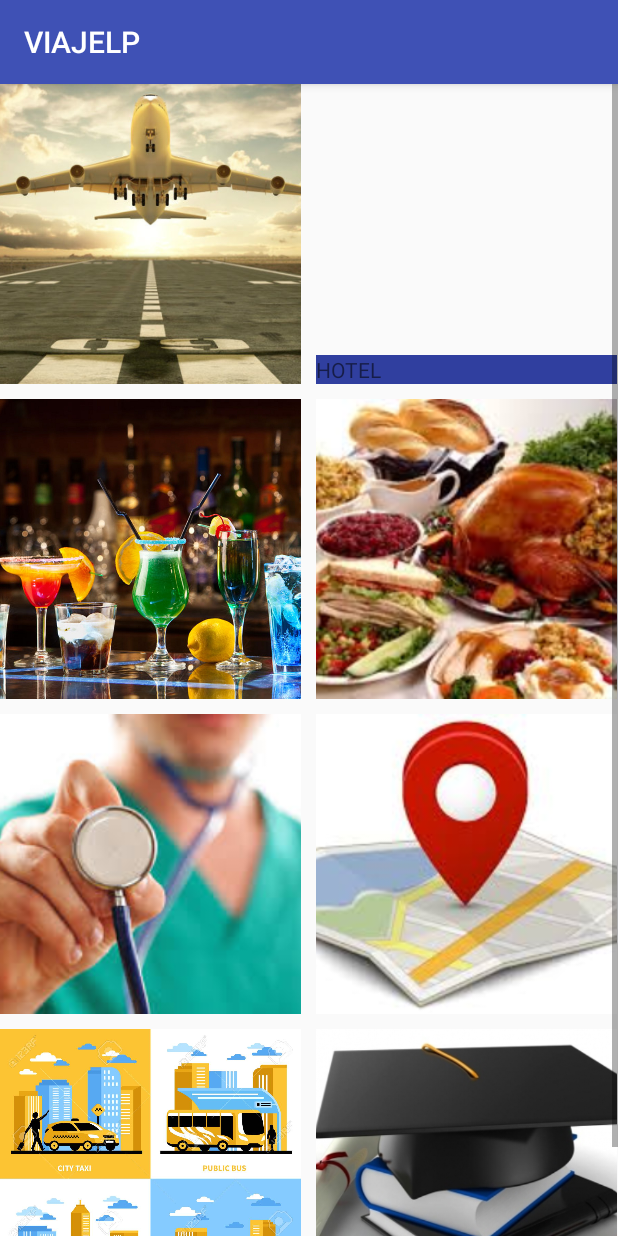
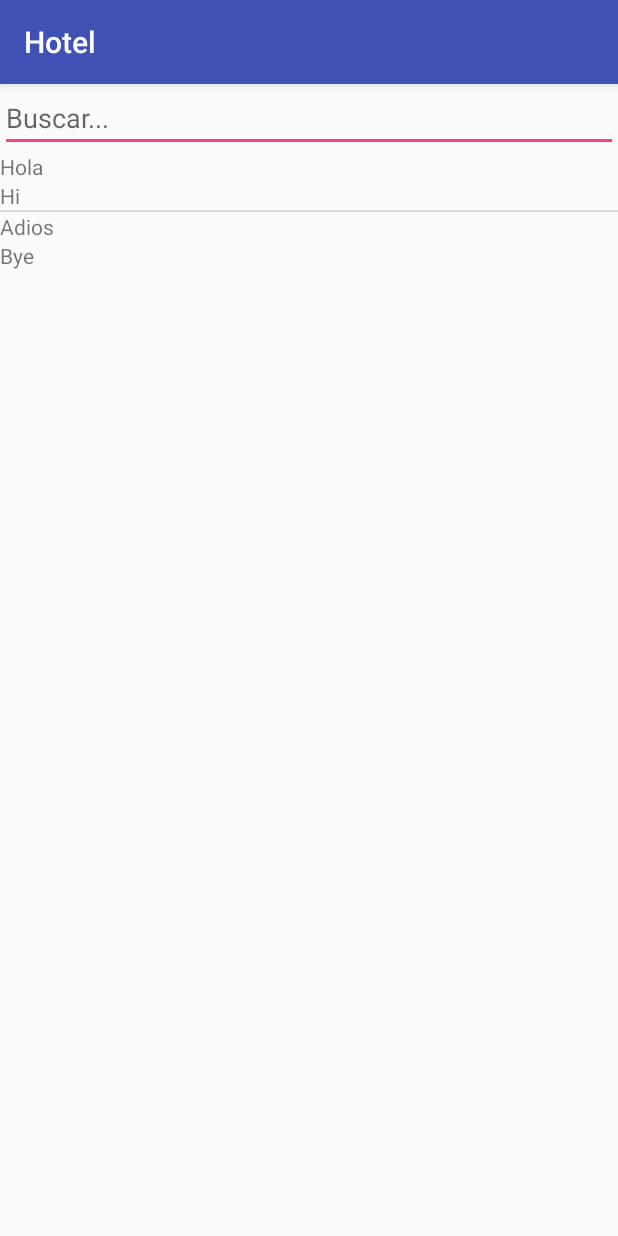
Before and after one commit to eachuga001/VIAJELP, an Android app: the SituationsActivity screen opened directly, with no data from a screen before it, after a tap on "AEROPUERTO", on a phone screen of 412 x 824 dp. Run offline under Robolectric (Android 15) with nearby library versions, the phone set to English and light mode, and no system bars.

Commit message:
Se ha creado el listView de las frases (locales), y se ha estructurado la aplicacion con un patron de diseno adecuado

```diff
--- /dev/null
+++ b/app/src/main/java/eus/ehu/tta/viajelp/SituationActivity.java
@@ -0,0 +1,25 @@
+package eus.ehu.tta.viajelp;
+
+import android.support.v7.app.AppCompatActivity;
+import android.os.Bundle;
+import android.widget.LinearLayout;
+import android.widget.ListView;
+
+import eus.ehu.tta.viajelp.presentation.AdapterSituationListView;
+
+public class SituationActivity extends AppCompatActivity {
+
+    @Override
+    protected void onCreate(Bundle savedInstanceState) {
+        super.onCreate(savedInstanceState);
+        setContentView(R.layout.activity_situation);
+
+        ListView listView = (ListView) findViewById(R.id.lvFrases);
+        listView.setAdapter(new AdapterSituationListView(this));
+
+        //Aqui se pondria el titulo de cada situacion que se puede obtener de la frase a mostrar
+        setTitle("Hotel");
+
+        //de momento no hace falta que ocurra nada cuando toca un elemento de la lista
+    }
+}
--- a/app/src/main/java/eus/ehu/tta/viajelp/SituationsActivity.java
+++ b/app/src/main/java/eus/ehu/tta/viajelp/SituationsActivity.java
@@ -7,7 +7,7 @@ import android.view.View;
 import android.widget.AdapterView;
 import android.widget.GridView;
 
-import eus.ehu.tta.viajelp.presentation.SelectorAdapterSituation;
+import eus.ehu.tta.viajelp.presentation.AdapterSituationsGridView;
 
 public class SituationsActivity extends AppCompatActivity {
 
@@ -19,12 +19,13 @@ public class SituationsActivity extends AppCompatActivity {
         setContentView(R.layout.activity_situations);
 
         gridView = (GridView) findViewById(R.id.gridViewSituations);
-        gridView.setAdapter(new SelectorAdapterSituation(this));
+        gridView.setAdapter(new AdapterSituationsGridView(this));
 
         gridView.setOnItemClickListener(new AdapterView.OnItemClickListener() {
             @Override
             public void onItemClick(AdapterView<?> parent, View view, int position, long id) {
-                //Intent intent = new Intent(SituationsActivity.this,)
+                Intent intent = new Intent(SituationsActivity.this,SituationActivity.class);
+                startActivity(intent);
             }
         });
     }
--- /dev/null
+++ b/app/src/main/java/eus/ehu/tta/viajelp/model/Business.java
@@ -0,0 +1,44 @@
+package eus.ehu.tta.viajelp.model;
+
+import java.util.ArrayList;
+import java.util.List;
+
+/**
+ * Created by edwin on 3/01/18.
+ */
+
+public class Business {
+
+
+    List<Frase> listaFrases;
+
+    public Business (){
+        crearLista();
+    }
+
+
+    public void crearLista(){
+        String[] frase1 = {"Hola","Hi"};
+        String[] frase2 = {"Adios","Bye"};
+
+        if(listaFrases == null)
+            listaFrases = new ArrayList<>();
+
+        Frase fraseA = new Frase();
+        Frase fraseB = new Frase();
+        fraseA.setFraseEsp(frase1[0]);
+        fraseA.setFraseEng(frase1[1]);
+        listaFrases.add(fraseA);
+        fraseB.setFraseEsp(frase2[0]);
+        fraseB.setFraseEng(frase2[1]);
+        listaFrases.add(fraseB);
+    }
+
+    public List<Frase> getListaFrases() {
+        return listaFrases;
+    }
+
+    public void setListaFrases(List<Frase> listaFrases) {
+        this.listaFrases = listaFrases;
+    }
+}
--- /dev/null
+++ b/app/src/main/java/eus/ehu/tta/viajelp/model/Frase.java
@@ -0,0 +1,109 @@
+package eus.ehu.tta.viajelp.model;
+
+/**
+ * Created by edwin on 3/01/18.
+ */
+
+public class Frase {
+    private int idFrases;
+
+    private String audio;
+
+    private String fraseEng;
+
+    private String fraseEsp;
+
+    private String situacion;
+
+    private String tipo;//F o ...
+
+    private int usuarioAsk;
+
+    private int usuarioAns;
+
+    private String ansUser;
+
+    private String askUser;
+
+
+
+    public int getIdFrases() {
+        return idFrases;
+    }
+
+    public String getAnsUser() {
+        return ansUser;
+    }
+
+    public void setAnsUser(String ansUser) {
+        this.ansUser = ansUser;
+    }
+
+    public String getAskUser() {
+        return askUser;
+    }
+
+    public void setAskUser(String askUser) {
+        this.askUser = askUser;
+    }
+
+    public void setIdFrases(int idFrases) {
+        this.idFrases = idFrases;
+    }
+
+    public String getAudio() {
+        return audio;
+    }
+
+    public void setAudio(String audio) {
+        this.audio = audio;
+    }
+
+    public String getFraseEng() {
+        return fraseEng;
+    }
+
+    public void setFraseEng(String fraseEng) {
+        this.fraseEng = fraseEng;
+    }
+
+    public String getFraseEsp() {
+        return fraseEsp;
+    }
+
+    public void setFraseEsp(String fraseEsp) {
+        this.fraseEsp = fraseEsp;
+    }
+
+    public String getSituacion() {
+        return situacion;
+    }
+
+    public void setSituacion(String situacion) {
+        this.situacion = situacion;
+    }
+
+    public String getTipo() {
+        return tipo;
+    }
+
+    public void setTipo(String tipo) {
+        this.tipo = tipo;
+    }
+
+    public int getUsuarioAsk() {
+        return usuarioAsk;
+    }
+
+    public void setUsuarioAsk(int usuarioAsk) {
+        this.usuarioAsk = usuarioAsk;
+    }
+
+    public int getUsuarioAns() {
+        return usuarioAns;
+    }
+
+    public void setUsuarioAns(int usuarioAns) {
+        this.usuarioAns = usuarioAns;
+    }
+}
--- /dev/null
+++ b/app/src/main/java/eus/ehu/tta/viajelp/presentation/AdapterSituationListView.java
@@ -0,0 +1,65 @@
+package eus.ehu.tta.viajelp.presentation;
+
+import android.app.Activity;
+import android.content.Context;
+import android.view.LayoutInflater;
+import android.view.View;
+import android.view.ViewGroup;
+import android.widget.BaseAdapter;
+import android.widget.TextView;
+
+import java.util.ArrayList;
+import java.util.List;
+import java.util.Vector;
+
+import eus.ehu.tta.viajelp.R;
+import eus.ehu.tta.viajelp.model.Business;
+import eus.ehu.tta.viajelp.model.Frase;
+
+/**
+ * Created by edwin on 3/01/18.
+ */
+
+public class AdapterSituationListView extends BaseAdapter{
+
+    LayoutInflater layoutInflater;
+
+    public static List<Frase> listaFrases;
+
+    public AdapterSituationListView(Activity a){
+        layoutInflater = (LayoutInflater)a.getSystemService(Context.LAYOUT_INFLATER_SERVICE);
+        listaFrases = new Business().getListaFrases();//Esto hay que cambiar
+    }
+
+    @Override
+    public int getCount() {
+        return listaFrases.size();
+    }
+
+    @Override
+    public Object getItem(int position) {
+        return null;
+    }
+
+    @Override
+    public long getItemId(int position) {
+        return 0;
+    }
+
+    @Override
+    public View getView(int position, View convertView, ViewGroup parent) {
+        View view = convertView;
+        if(convertView == null)
+            view = layoutInflater.inflate(R.layout.activity_situation_item_list,null);
+
+        TextView tvFraseEsp = view.findViewById(R.id.tvFraseEsp);
+        TextView tvFraseEng = view.findViewById(R.id.tvFraseEng);
+
+
+        tvFraseEsp.setText(listaFrases.get(position).getFraseEsp());
+        tvFraseEng.setText(listaFrases.get(position).getFraseEng());
+
+        return view;
+    }
+
+}
--- a/app/src/main/java/eus/ehu/tta/viajelp/presentation/SelectorAdapterSituation.java
+++ b/app/src/main/java/eus/ehu/tta/viajelp/presentation/AdapterSituationsGridView.java
@@ -7,6 +7,7 @@ import android.view.View;
 import android.view.ViewGroup;
 import android.widget.BaseAdapter;
 import android.widget.ImageView;
+import android.widget.LinearLayout;
 import android.widget.TextView;
 
 import java.util.Vector;
@@ -17,11 +18,11 @@ import eus.ehu.tta.viajelp.R;
  * Created by edwin on 2/01/18.
  */
 
-public class SelectorAdapterSituation extends BaseAdapter {
+public class AdapterSituationsGridView extends BaseAdapter {
     LayoutInflater layoutInflater;
     public static Vector<String> situationVector;
 
-    public SelectorAdapterSituation(Activity a ){
+    public AdapterSituationsGridView(Activity a ){
         layoutInflater = (LayoutInflater)a.getSystemService(Context.LAYOUT_INFLATER_SERVICE);
         initVectorSituation(a);
     }
@@ -57,7 +58,12 @@ public class SelectorAdapterSituation extends BaseAdapter {
         ivSituacion = view.findViewById(R.id.imagenSituacion);
 
         tvNombreSituacion.setText(nombreSituacion);
+        //loadPicture(ivSituacion,position);
 
+        return view;
+    }
+
+    public void loadPicture(ImageView ivSituacion,int position){
         switch (position){
             case 0:
                 ivSituacion.setImageResource(R.drawable.aeropuerto);
@@ -84,9 +90,6 @@ public class SelectorAdapterSituation extends BaseAdapter {
                 ivSituacion.setImageResource(R.drawable.estudios);
                 break;
         }
-
-
-        return view;
     }
 
     public static void initVectorSituation(Activity a){
--- /dev/null
+++ b/app/src/main/res/layout/activity_situation.xml
@@ -0,0 +1,27 @@
+<?xml version="1.0" encoding="utf-8"?>
+<LinearLayout xmlns:android="http://schemas.android.com/apk/res/android"
+    xmlns:app="http://schemas.android.com/apk/res-auto"
+    xmlns:tools="http://schemas.android.com/tools"
+    android:layout_width="match_parent"
+    android:layout_height="match_parent"
+    android:orientation="vertical"
+    android:id="@+id/layoutSituacionX"
+    tools:context="eus.ehu.tta.viajelp.SituationActivity">
+
+
+    <EditText
+        android:id="@+id/etBuscador"
+        android:layout_width="match_parent"
+        android:layout_height="wrap_content"
+        android:hint="Buscar..."
+        android:inputType="textVisiblePassword"/>
+
+    <ListView
+        android:id="@+id/lvFrases"
+        android:layout_width="match_parent"
+        android:layout_height="wrap_content">
+
+
+    </ListView>
+
+</LinearLayout>
--- /dev/null
+++ b/app/src/main/res/layout/activity_situation_item_list.xml
@@ -0,0 +1,16 @@
+<?xml version="1.0" encoding="utf-8"?>
+<LinearLayout xmlns:android="http://schemas.android.com/apk/res/android"
+    android:orientation="vertical"
+    android:layout_width="match_parent"
+    android:layout_height="match_parent">
+<!--ESTO ES UN ELEMENTO DE LA LISTA DE FRASES QUE SE RELLENARA CON LAS FRASES EN LOS DOS IDIOMAS -->
+    <TextView
+        android:id="@+id/tvFraseEsp"
+        android:layout_width="match_parent"
+        android:layout_height="wrap_content" />
+    <TextView
+        android:id="@+id/tvFraseEng"
+        android:layout_width="match_parent"
+        android:layout_height="wrap_content" />
+
+</LinearLayout>
--- a/app/src/main/res/layout/activity_situations_detalle.xml
+++ b/app/src/main/res/layout/activity_situations_detalle.xml
@@ -8,7 +8,9 @@
         android:layout_width="match_parent"
         android:layout_height="wrap_content"
         android:layout_gravity="bottom"
-        android:background="@color/colorPrimaryDark"/>
+        android:background="@color/colorPrimaryDark"
+        android:padding="16dp"/>
+
     <ImageView
         android:id="@+id/imagenSituacion"
         android:layout_width="match_parent"
```
Also changed, not shown: app/src/main/AndroidManifest.xml (+10 -3 lines), app/src/main/java/eus/ehu/tta/viajelp/model/Palabra.java (added, +48 -0 lines), app/src/main/java/eus/ehu/tta/viajelp/model/Usuario.java (added, +57 -0 lines), app/src/main/java/prof/comms/RestClient.java (added, +8 -0 lines), app/src/main/java/prof/view/AudioPlayer.java (added, +8 -0 lines), 58 other files.
